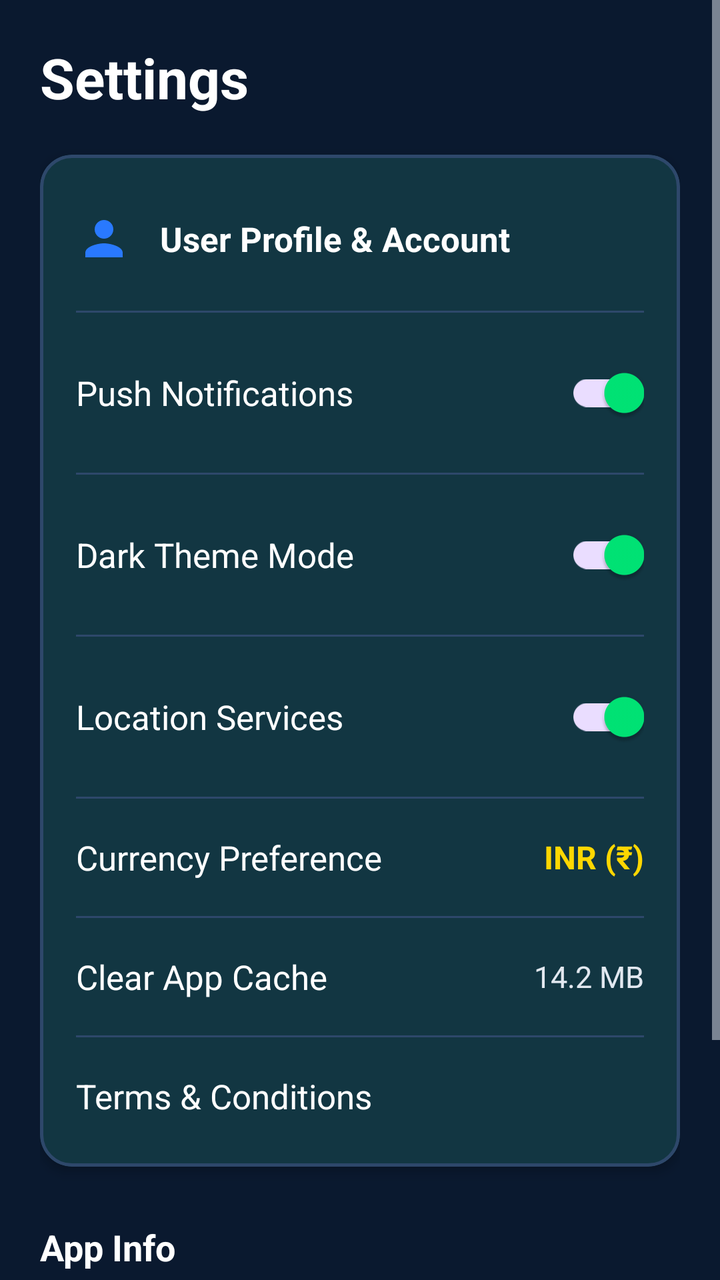
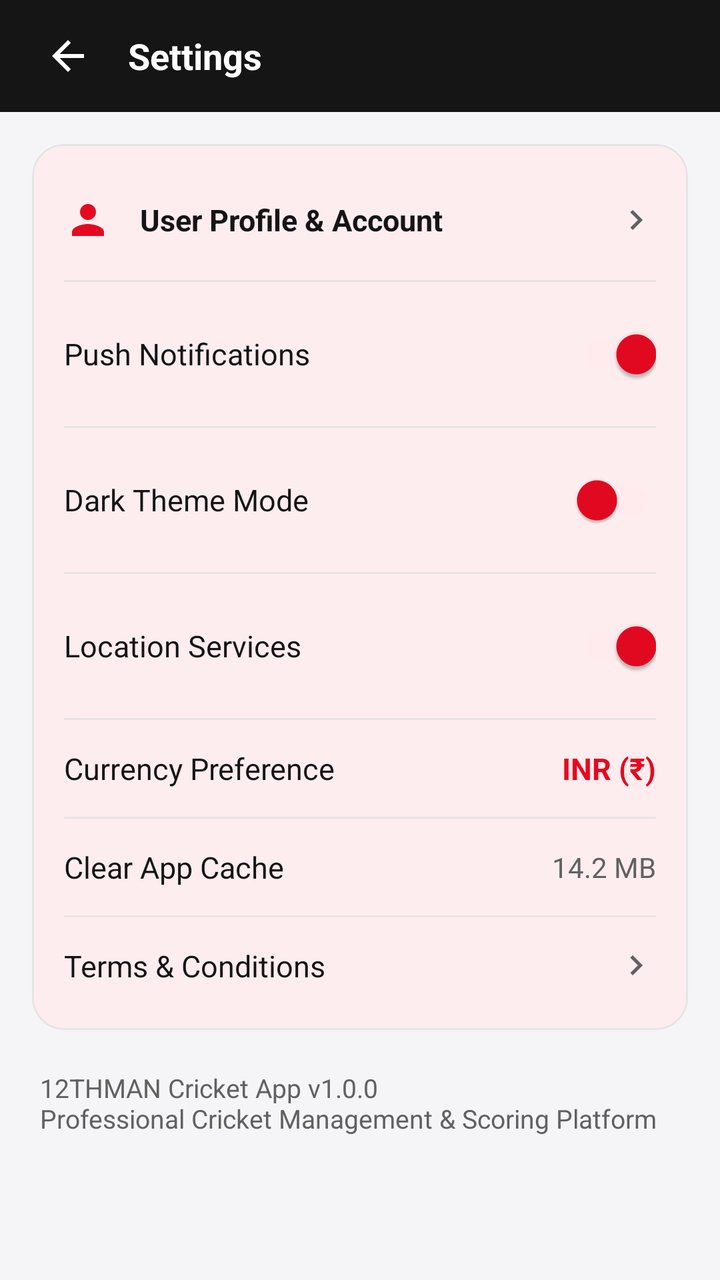

Two renders of the same Android screen: before a commit and after it. Below are the layout's source before the change and the commit's diff.
<!-- AndroidManifest.xml: application theme Theme.TwelveMan -->
<!-- res/layout/fragment_settings.xml -->
<?xml version="1.0" encoding="utf-8"?>
<ScrollView xmlns:android="http://schemas.android.com/apk/res/android"
    xmlns:app="http://schemas.android.com/apk/res-auto"
    android:layout_width="match_parent"
    android:layout_height="match_parent"
    android:background="@color/bg_light"
    android:clipToPadding="false"
    android:fillViewport="true"
    android:paddingBottom="36dp">

    <LinearLayout
        android:layout_width="match_parent"
        android:layout_height="wrap_content"
        android:orientation="vertical"
        android:padding="20dp">

        <TextView
            android:layout_width="wrap_content"
            android:layout_height="wrap_content"
            android:text="Settings"
            android:textColor="@color/text_primary"
            android:textSize="28sp"
            android:textStyle="bold" />

        <com.google.android.material.card.MaterialCardView
            android:layout_width="match_parent"
            android:layout_height="wrap_content"
            android:layout_marginTop="20dp"
            app:cardCornerRadius="16dp"
            app:cardElevation="3dp"
            app:strokeColor="@color/card_border"
            app:strokeWidth="1.5dp">

            <LinearLayout
                android:layout_width="match_parent"
                android:layout_height="wrap_content"
                android:orientation="vertical"
                android:padding="18dp">

                
                <LinearLayout
                    android:id="@+id/layoutProfileOption"
                    android:layout_width="match_parent"
                    android:layout_height="wrap_content"
                    android:background="?attr/selectableItemBackground"
                    android:clickable="true"
                    android:focusable="true"
                    android:gravity="center_vertical"
                    android:orientation="horizontal"
                    android:paddingVertical="10dp">

                    <ImageView
                        android:layout_width="28dp"
                        android:layout_height="28dp"
                        android:src="@drawable/ic_person"
                        app:tint="@color/accent_blue" />

                    <TextView
                        android:layout_width="0dp"
                        android:layout_height="wrap_content"
                        android:layout_marginStart="14dp"
                        android:layout_weight="1"
                        android:text="User Profile &amp; Account"
                        android:textColor="@color/text_primary"
                        android:textSize="17sp"
                        android:textStyle="bold" />
                </LinearLayout>

                <View
                    android:layout_width="match_parent"
                    android:layout_height="1dp"
                    android:layout_marginVertical="12dp"
                    android:background="@color/card_border" />

                
                <LinearLayout
                    android:layout_width="match_parent"
                    android:layout_height="wrap_content"
                    android:gravity="center_vertical"
                    android:orientation="horizontal"
                    android:paddingVertical="4dp">

                    <TextView
                        android:layout_width="0dp"
                        android:layout_height="wrap_content"
                        android:layout_weight="1"
                        android:text="Push Notifications"
                        android:textColor="@color/text_primary"
                        android:textSize="17sp" />

                    <com.google.android.material.switchmaterial.SwitchMaterial
                        android:id="@+id/switchNotifications"
                        android:layout_width="wrap_content"
                        android:layout_height="wrap_content"
                        android:checked="true" />
                </LinearLayout>

                <View
                    android:layout_width="match_parent"
                    android:layout_height="1dp"
                    android:layout_marginVertical="12dp"
                    android:background="@color/card_border" />

                
                <LinearLayout
                    android:layout_width="match_parent"
                    android:layout_height="wrap_content"
                    android:gravity="center_vertical"
                    android:orientation="horizontal"
                    android:paddingVertical="4dp">

                    <TextView
                        android:layout_width="0dp"
                        android:layout_height="wrap_content"
                        android:layout_weight="1"
                        android:text="Dark Theme Mode"
                        android:textColor="@color/text_primary"
                        android:textSize="17sp" />

                    <com.google.android.material.switchmaterial.SwitchMaterial
                        android:id="@+id/switchDarkMode"
                        android:layout_width="wrap_content"
                        android:layout_height="wrap_content"
                        android:checked="true" />
                </LinearLayout>

                <View
                    android:layout_width="match_parent"
                    android:layout_height="1dp"
                    android:layout_marginVertical="12dp"
                    android:background="@color/card_border" />

                
                <LinearLayout
                    android:layout_width="match_parent"
                    android:layout_height="wrap_content"
                    android:gravity="center_vertical"
                    android:orientation="horizontal"
                    android:paddingVertical="4dp">

                    <TextView
                        android:layout_width="0dp"
                        android:layout_height="wrap_content"
                        android:layout_weight="1"
                        android:text="Location Services"
                        android:textColor="@color/text_primary"
                        android:textSize="17sp" />

                    <com.google.android.material.switchmaterial.SwitchMaterial
                        android:id="@+id/switchLocation"
                        android:layout_width="wrap_content"
                        android:layout_height="wrap_content"
                        android:checked="true" />
                </LinearLayout>

                <View
                    android:layout_width="match_parent"
                    android:layout_height="1dp"
                    android:layout_marginVertical="12dp"
                    android:background="@color/card_border" />

                
                <LinearLayout
                    android:id="@+id/layoutCurrency"
                    android:layout_width="match_parent"
                    android:layout_height="wrap_content"
                    android:background="?attr/selectableItemBackground"
                    android:clickable="true"
                    android:focusable="true"
                    android:gravity="center_vertical"
                    android:orientation="horizontal"
                    android:paddingVertical="6dp">

                    <TextView
                        android:layout_width="0dp"
                        android:layout_height="wrap_content"
                        android:layout_weight="1"
                        android:text="Currency Preference"
                        android:textColor="@color/text_primary"
                        android:textSize="17sp" />

                    <TextView
                        android:id="@+id/tvCurrencyValue"
                        android:layout_width="wrap_content"
                        android:layout_height="wrap_content"
                        android:text="INR (₹)"
                        android:textColor="@color/accent_gold"
                        android:textSize="16sp"
                        android:textStyle="bold" />
                </LinearLayout>

                <View
                    android:layout_width="match_parent"
                    android:layout_height="1dp"
                    android:layout_marginVertical="12dp"
                    android:background="@color/card_border" />

                
                <LinearLayout
                    android:id="@+id/layoutClearCache"
                    android:layout_width="match_parent"
                    android:layout_height="wrap_content"
                    android:background="?attr/selectableItemBackground"
                    android:clickable="true"
                    android:focusable="true"
                    android:gravity="center_vertical"
                    android:orientation="horizontal"
                    android:paddingVertical="6dp">

                    <TextView
                        android:layout_width="0dp"
                        android:layout_height="wrap_content"
                        android:layout_weight="1"
                        android:text="Clear App Cache"
                        android:textColor="@color/text_primary"
                        android:textSize="17sp" />

                    <TextView
                        android:layout_width="wrap_content"
                        android:layout_height="wrap_content"
                        android:text="14.2 MB"
                        android:textColor="@color/text_secondary"
                        android:textSize="15sp" />
                </LinearLayout>

                <View
                    android:layout_width="match_parent"
                    android:layout_height="1dp"
                    android:layout_marginVertical="12dp"
                    android:background="@color/card_border" />

                
                <LinearLayout
                    android:id="@+id/layoutTerms"
                    android:layout_width="match_parent"
                    android:layout_height="wrap_content"
                    android:background="?attr/selectableItemBackground"
                    android:clickable="true"
                    android:focusable="true"
                    android:gravity="center_vertical"
                    android:orientation="horizontal"
                    android:paddingVertical="6dp">

                    <TextView
                        android:layout_width="0dp"
                        android:layout_height="wrap_content"
                        android:layout_weight="1"
                        android:text="Terms &amp; Conditions"
                        android:textColor="@color/text_primary"
                        android:textSize="17sp" />
                </LinearLayout>
            </LinearLayout>
        </com.google.android.material.card.MaterialCardView>

        <TextView
            android:layout_width="wrap_content"
            android:layout_height="wrap_content"
            android:layout_marginTop="28dp"
            android:text="App Info"
            android:textColor="@color/text_primary"
            android:textSize="18sp"
            android:textStyle="bold" />

        <TextView
            android:layout_width="wrap_content"
            android:layout_height="wrap_content"
            android:layout_marginTop="8dp"
            android:paddingBottom="24dp"
            android:text="12THMAN Cricket App v1.0.0\nDeveloped for Cricket Players, Umpires &amp; Organizers"
            android:textColor="@color/text_secondary"
            android:textSize="15sp" />
    </LinearLayout>
</ScrollView>
<!-- resources referenced by this layout -->
<resources>
  <color name="accent_blue">#2979FF</color>
  <color name="accent_gold">#FFD700</color>
  <color name="bg_light">#0A192F</color>
  <color name="card_border">#2E486B</color>
  <color name="text_primary">#FFFFFF</color>
  <color name="text_secondary">#E2E8F0</color>
  <style name="Theme.TwelveMan" parent="Theme.Material3.DayNight.NoActionBar">
          
          <item name="colorPrimary">@color/accent_green</item>
          <item name="colorPrimaryVariant">@color/primary_variant</item>
          <item name="colorOnPrimary">@color/primary_navy</item>
          <item name="colorSecondary">@color/accent_gold</item>
          <item name="colorOnSecondary">@color/primary_navy</item>
          <item name="colorTertiary">@color/accent_blue</item>
          <item name="colorOnTertiary">@color/text_white</item>
          <item name="colorSurface">@color/surface_white</item>
          <item name="colorOnSurface">@color/text_primary</item>
          <item name="android:statusBarColor">@color/primary_navy</item>
          <item name="android:navigationBarColor">@color/primary_navy</item>
          <item name="android:windowBackground">@color/bg_light</item>
  
          
          <item name="android:textColorPrimary">@color/text_primary</item>
          <item name="android:textColorSecondary">@color/text_secondary</item>
          <item name="android:textColorHint">@color/text_hint</item>
  
          <item name="textAppearanceHeadlineLarge">@style/TextAppearance.TwelveMan.HeadlineLarge</item>
          <item name="textAppearanceHeadlineMedium">@style/TextAppearance.TwelveMan.HeadlineMedium</item>
          <item name="textAppearanceTitleLarge">@style/TextAppearance.TwelveMan.TitleLarge</item>
          <item name="textAppearanceBodyLarge">@style/TextAppearance.TwelveMan.BodyLarge</item>
          <item name="textAppearanceBodyMedium">@style/TextAppearance.TwelveMan.BodyMedium</item>
      </style>
  <color name="accent_green">#00E676</color>
  <color name="primary_variant">#14273E</color>
  <color name="primary_navy">#0A192F</color>
  <color name="text_white">#FFFFFF</color>
  <color name="surface_white">#14273E</color>
  <color name="text_hint">#A0AEC0</color>
  <style name="TextAppearance.TwelveMan.TitleLarge" parent="TextAppearance.Material3.TitleLarge">
          <item name="android:textSize">@dimen/text_size_headline</item>
          <item name="android:textStyle">bold</item>
          <item name="android:textColor">@color/text_primary</item>
      </style>
  <style name="TextAppearance.TwelveMan.BodyLarge" parent="TextAppearance.Material3.BodyLarge">
          <item name="android:textSize">@dimen/text_size_body</item>
          <item name="android:textColor">@color/text_primary</item>
      </style>
  <style name="TextAppearance.TwelveMan.BodyMedium" parent="TextAppearance.Material3.BodyMedium">
          <item name="android:textSize">@dimen/text_size_body_secondary</item>
          <item name="android:textColor">@color/text_secondary</item>
      </style>
  <dimen name="text_size_hero">34sp</dimen>
  <dimen name="text_size_display">28sp</dimen>
  <dimen name="text_size_headline">24sp</dimen>
  <dimen name="text_size_body">16sp</dimen>
  <dimen name="text_size_body_secondary">15sp</dimen>
  <!-- unchanged entries left out for length: 3 -->
</resources>

<!-- the commit's change to res/layout/fragment_settings.xml (unified diff, before → after) -->
@@ -1,5 +1,5 @@
 <?xml version="1.0" encoding="utf-8"?>
-<ScrollView xmlns:android="http://schemas.android.com/apk/res/android"
+<androidx.core.widget.NestedScrollView xmlns:android="http://schemas.android.com/apk/res/android"
     xmlns:app="http://schemas.android.com/apk/res-auto"
     android:layout_width="match_parent"
     android:layout_height="match_parent"
@@ -11,31 +11,56 @@
     <LinearLayout
         android:layout_width="match_parent"
         android:layout_height="wrap_content"
-        android:orientation="vertical"
-        android:padding="20dp">
-
-        <TextView
-            android:layout_width="wrap_content"
-            android:layout_height="wrap_content"
-            android:text="Settings"
-            android:textColor="@color/text_primary"
-            android:textSize="28sp"
-            android:textStyle="bold" />
+        android:orientation="vertical">
+
+        
+        <LinearLayout
+            android:layout_width="match_parent"
+            android:layout_height="56dp"
+            android:background="@color/header_black"
+            android:gravity="center_vertical"
+            android:orientation="horizontal"
+            android:paddingHorizontal="16dp">
+
+            <ImageView
+                android:id="@+id/ivSettingsBack"
+                android:layout_width="36dp"
+                android:layout_height="36dp"
+                android:background="?attr/selectableItemBackgroundBorderless"
+                android:clickable="true"
+                android:contentDescription="Back"
+                android:focusable="true"
+                android:padding="6dp"
+                android:src="@drawable/ic_arrow_back"
+                app:tint="@color/pure_white" />
+
+            <TextView
+                android:layout_width="0dp"
+                android:layout_height="wrap_content"
+                android:layout_marginStart="12dp"
+                android:layout_weight="1"
+                android:text="Settings"
+                android:textColor="@color/pure_white"
+                android:textSize="18sp"
+                android:textStyle="bold" />
+        </LinearLayout>
 
         <com.google.android.material.card.MaterialCardView
             android:layout_width="match_parent"
             android:layout_height="wrap_content"
-            android:layout_marginTop="20dp"
+            android:layout_marginHorizontal="16dp"
+            android:layout_marginTop="16dp"
+            app:cardBackgroundColor="@color/surface_white"
             app:cardCornerRadius="16dp"
-            app:cardElevation="3dp"
-            app:strokeColor="@color/card_border"
-            app:strokeWidth="1.5dp">
+            app:cardElevation="2dp"
+            app:strokeColor="@color/border_grey"
+            app:strokeWidth="1dp">
 
             <LinearLayout
                 android:layout_width="match_parent"
                 android:layout_height="wrap_content"
                 android:orientation="vertical"
-                android:padding="18dp">
+                android:padding="16dp">
 
                 
                 <LinearLayout
@@ -50,10 +75,10 @@
                     android:paddingVertical="10dp">
 
                     <ImageView
-                        android:layout_width="28dp"
-                        android:layout_height="28dp"
+                        android:layout_width="24dp"
+                        android:layout_height="24dp"
                         android:src="@drawable/ic_person"
-                        app:tint="@color/accent_blue" />
+                        app:tint="@color/primary_red" />
 
                     <TextView
                         android:layout_width="0dp"
@@ -61,16 +86,22 @@
                         android:layout_marginStart="14dp"
                         android:layout_weight="1"
                         android:text="User Profile &amp; Account"
-                        android:textColor="@color/text_primary"
-                        android:textSize="17sp"
+                        android:textColor="@color/header_black"
+                        android:textSize="15sp"
                         android:textStyle="bold" />
-                </LinearLayout>
-
-                <View
-                    android:layout_width="match_parent"
-                    android:layout_height="1dp"
-                    android:layout_marginVertical="12dp"
-                    android:background="@color/card_border" />
+
+                    <ImageView
+                        android:layout_width="20dp"
+                        android:layout_height="20dp"
+                        android:src="@drawable/ic_chevron_right"
+                        app:tint="@color/text_secondary" />
+                </LinearLayout>
+
+                <View
+                    android:layout_width="match_parent"
+                    android:layout_height="1dp"
+                    android:layout_marginVertical="8dp"
+                    android:background="@color/border_grey" />
 
                 
                 <LinearLayout
@@ -85,21 +116,23 @@
                         android:layout_height="wrap_content"
                         android:layout_weight="1"
                         android:text="Push Notifications"
-                        android:textColor="@color/text_primary"
-                        android:textSize="17sp" />
+                        android:textColor="@color/header_black"
+                        android:textSize="15sp" />
 
                     <com.google.android.material.switchmaterial.SwitchMaterial
                         android:id="@+id/switchNotifications"
                         android:layout_width="wrap_content"
                         android:layout_height="wrap_content"
-                        android:checked="true" />
-                </LinearLayout>
-
-                <View
-                    android:layout_width="match_parent"
-                    android:layout_height="1dp"
-                    android:layout_marginVertical="12dp"
-                    android:background="@color/card_border" />
+                        android:checked="true"
+                        app:thumbTint="@color/primary_red"
+                        app:trackTint="@color/status_red_bg" />
+                </LinearLayout>
+
+                <View
+                    android:layout_width="match_parent"
+                    android:layout_height="1dp"
+                    android:layout_marginVertical="8dp"
+                    android:background="@color/border_grey" />
 
                 
                 <LinearLayout
@@ -114,21 +147,23 @@
                         android:layout_height="wrap_content"
                         android:layout_weight="1"
                         android:text="Dark Theme Mode"
-                        android:textColor="@color/text_primary"
-                        android:textSize="17sp" />
+                        android:textColor="@color/header_black"
+                        android:textSize="15sp" />
 
                     <com.google.android.material.switchmaterial.SwitchMaterial
                         android:id="@+id/switchDarkMode"
                         android:layout_width="wrap_content"
                         android:layout_height="wrap_content"
-                        android:checked="true" />
-                </LinearLayout>
-
-                <View
-                    android:layout_width="match_parent"
-                    android:layout_height="1dp"
-                    android:layout_marginVertical="12dp"
-                    android:background="@color/card_border" />
+                        android:checked="false"
+                        app:thumbTint="@color/primary_red"
+                        app:trackTint="@color/status_red_bg" />
+                </LinearLayout>
+
+                <View
+                    android:layout_width="match_parent"
+                    android:layout_height="1dp"
+                    android:layout_marginVertical="8dp"
+                    android:background="@color/border_grey" />
 
                 
                 <LinearLayout
@@ -143,21 +178,23 @@
                         android:layout_height="wrap_content"
                         android:layout_weight="1"
                         android:text="Location Services"
-                        android:textColor="@color/text_primary"
-                        android:textSize="17sp" />
+                        android:textColor="@color/header_black"
+                        android:textSize="15sp" />
 
                     <com.google.android.material.switchmaterial.SwitchMaterial
                         android:id="@+id/switchLocation"
                         android:layout_width="wrap_content"
                         android:layout_height="wrap_content"
-                        android:checked="true" />
-                </LinearLayout>
-
-                <View
-                    android:layout_width="match_parent"
-                    android:layout_height="1dp"
-                    android:layout_marginVertical="12dp"
-                    android:background="@color/card_border" />
+                        android:checked="true"
+                        app:thumbTint="@color/primary_red"
+                        app:trackTint="@color/status_red_bg" />
+                </LinearLayout>
+
+                <View
+                    android:layout_width="match_parent"
+                    android:layout_height="1dp"
+                    android:layout_marginVertical="8dp"
+                    android:background="@color/border_grey" />
 
                 
                 <LinearLayout
@@ -176,24 +213,24 @@
                         android:layout_height="wrap_content"
                         android:layout_weight="1"
                         android:text="Currency Preference"
-                        android:textColor="@color/text_primary"
-                        android:textSize="17sp" />
+                        android:textColor="@color/header_black"
+                        android:textSize="15sp" />
 
                     <TextView
                         android:id="@+id/tvCurrencyValue"
                         android:layout_width="wrap_content"
                         android:layout_height="wrap_content"
                         android:text="INR (₹)"
-                        android:textColor="@color/accent_gold"
-                        android:textSize="16sp"
+                        android:textColor="@color/primary_red"
+                        android:textSize="15sp"
                         android:textStyle="bold" />
                 </LinearLayout>
 
                 <View
                     android:layout_width="match_parent"
                     android:layout_height="1dp"
-                    android:layout_marginVertical="12dp"
-                    android:background="@color/card_border" />
+                    android:layout_marginVertical="8dp"
+                    android:background="@color/border_grey" />
 
                 
                 <LinearLayout
@@ -212,22 +249,22 @@
                         android:layout_height="wrap_content"
                         android:layout_weight="1"
                         android:text="Clear App Cache"
-                        android:textColor="@color/text_primary"
-                        android:textSize="17sp" />
+                        android:textColor="@color/header_black"
+                        android:textSize="15sp" />
 
                     <TextView
                         android:layout_width="wrap_content"
                         android:layout_height="wrap_content"
                         android:text="14.2 MB"
                         android:textColor="@color/text_secondary"
-                        android:textSize="15sp" />
-                </LinearLayout>
-
-                <View
-                    android:layout_width="match_parent"
-                    android:layout_height="1dp"
-                    android:layout_marginVertical="12dp"
-                    android:background="@color/card_border" />
+                        android:textSize="14sp" />
+                </LinearLayout>
+
+                <View
+                    android:layout_width="match_parent"
+                    android:layout_height="1dp"
+                    android:layout_marginVertical="8dp"
+                    android:background="@color/border_grey" />
 
                 
                 <LinearLayout
@@ -246,8 +283,14 @@
                         android:layout_height="wrap_content"
                         android:layout_weight="1"
                         android:text="Terms &amp; Conditions"
-                        android:textColor="@color/text_primary"
-                        android:textSize="17sp" />
+                        android:textColor="@color/header_black"
+                        android:textSize="15sp" />
+
+                    <ImageView
+                        android:layout_width="20dp"
+                        android:layout_height="20dp"
+                        android:src="@drawable/ic_chevron_right"
+                        app:tint="@color/text_secondary" />
                 </LinearLayout>
             </LinearLayout>
         </com.google.android.material.card.MaterialCardView>
@@ -255,19 +298,10 @@
         <TextView
             android:layout_width="wrap_content"
             android:layout_height="wrap_content"
-            android:layout_marginTop="28dp"
-            android:text="App Info"
-            android:textColor="@color/text_primary"
-            android:textSize="18sp"
-            android:textStyle="bold" />
-
-        <TextView
-            android:layout_width="wrap_content"
-            android:layout_height="wrap_content"
-            android:layout_marginTop="8dp"
-            android:paddingBottom="24dp"
-            android:text="12THMAN Cricket App v1.0.0\nDeveloped for Cricket Players, Umpires &amp; Organizers"
+            android:layout_marginHorizontal="20dp"
+            android:layout_marginTop="20dp"
+            android:text="12THMAN Cricket App v1.0.0\nProfessional Cricket Management &amp; Scoring Platform"
             android:textColor="@color/text_secondary"
-            android:textSize="15sp" />
+            android:textSize="13sp" />
     </LinearLayout>
-</ScrollView>
+</androidx.core.widget.NestedScrollView>
<!-- resource entries referenced after the edit -->
@@ -1,24 +1,46 @@
 <!-- resources referenced by this layout -->
 <resources>
-  <color name="accent_blue">#2979FF</color>
-  <color name="accent_gold">#FFD700</color>
-  <color name="bg_light">#0A192F</color>
-  <color name="card_border">#2E486B</color>
-  <color name="text_primary">#FFFFFF</color>
-  <color name="text_secondary">#E2E8F0</color>
-  <style name="Theme.TwelveMan" parent="Theme.Material3.DayNight.NoActionBar">
+  <color name="bg_light">#F5F5F7</color>
+  <color name="border_grey">#E5E5E5</color>
+  <color name="header_black">#151515</color>
+  <color name="primary_red">#E50920</color>
+  <color name="pure_white">#FFFFFF</color>
+  <color name="status_red_bg">#FFEBEE</color>
+  <color name="text_primary">#151515</color>
+  <color name="text_secondary">#616161</color>
+  <!-- drawable ic_arrow_back (drawable) -->
+  <vector xmlns:android="http://schemas.android.com/apk/res/android"
+      android:width="24dp"
+      android:height="24dp"
+      android:viewportWidth="24"
+      android:viewportHeight="24">
+    <path
+        android:fillColor="#FF000000"
+        android:pathData="M20,11H7.83l5.59,-5.59L12,4l-8,8 8,8 1.41,-1.41L7.83,13H20v-2z"/>
+  </vector>
+  <!-- drawable ic_chevron_right (drawable) -->
+  <vector xmlns:android="http://schemas.android.com/apk/res/android"
+      android:width="24dp"
+      android:height="24dp"
+      android:viewportWidth="24"
+      android:viewportHeight="24">
+      <path
+          android:fillColor="#FF757575"
+          android:pathData="M10,6L8.59,7.41 13.17,12l-4.58,4.59L10,18l6,-6z"/>
+  </vector>
+  <style name="Theme.TwelveMan" parent="Theme.Material3.Light.NoActionBar">
           
-          <item name="colorPrimary">@color/accent_green</item>
-          <item name="colorPrimaryVariant">@color/primary_variant</item>
-          <item name="colorOnPrimary">@color/primary_navy</item>
-          <item name="colorSecondary">@color/accent_gold</item>
-          <item name="colorOnSecondary">@color/primary_navy</item>
-          <item name="colorTertiary">@color/accent_blue</item>
-          <item name="colorOnTertiary">@color/text_white</item>
+          <item name="colorPrimary">@color/primary_red</item>
+          <item name="colorPrimaryVariant">@color/primary_dark_red</item>
+          <item name="colorOnPrimary">@color/pure_white</item>
+          <item name="colorSecondary">@color/header_black</item>
+          <item name="colorOnSecondary">@color/pure_white</item>
+          <item name="colorTertiary">@color/primary_red</item>
+          <item name="colorOnTertiary">@color/pure_white</item>
           <item name="colorSurface">@color/surface_white</item>
           <item name="colorOnSurface">@color/text_primary</item>
-          <item name="android:statusBarColor">@color/primary_navy</item>
-          <item name="android:navigationBarColor">@color/primary_navy</item>
+          <item name="android:statusBarColor">@color/header_black</item>
+          <item name="android:navigationBarColor">@color/pure_white</item>
           <item name="android:windowBackground">@color/bg_light</item>
   
           
@@ -32,12 +54,9 @@
           <item name="textAppearanceBodyLarge">@style/TextAppearance.TwelveMan.BodyLarge</item>
           <item name="textAppearanceBodyMedium">@style/TextAppearance.TwelveMan.BodyMedium</item>
       </style>
-  <color name="accent_green">#00E676</color>
-  <color name="primary_variant">#14273E</color>
-  <color name="primary_navy">#0A192F</color>
-  <color name="text_white">#FFFFFF</color>
-  <color name="surface_white">#14273E</color>
-  <color name="text_hint">#A0AEC0</color>
+  <color name="primary_dark_red">#B90016</color>
+  <color name="surface_white">#FFFFFF</color>
+  <color name="text_hint">#9E9E9E</color>
   <style name="TextAppearance.TwelveMan.TitleLarge" parent="TextAppearance.Material3.TitleLarge">
           <item name="android:textSize">@dimen/text_size_headline</item>
           <item name="android:textStyle">bold</item>
